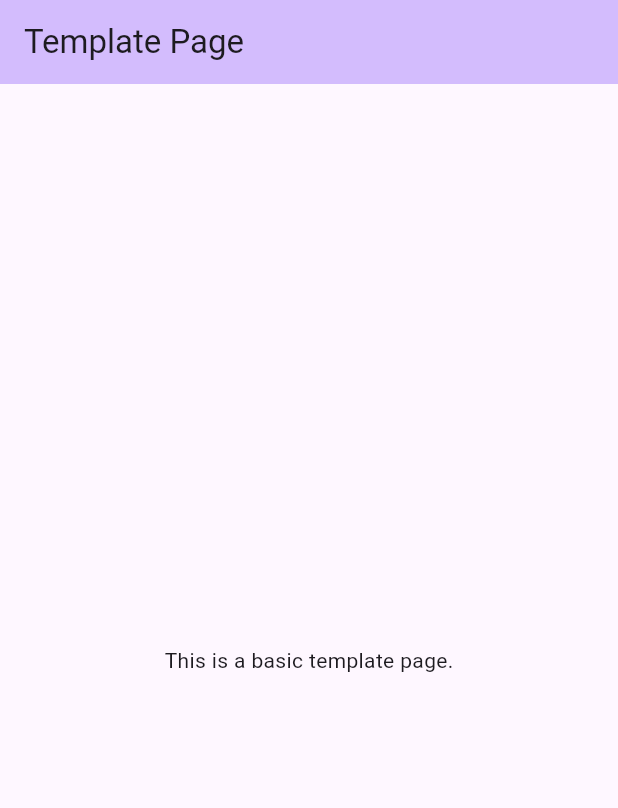
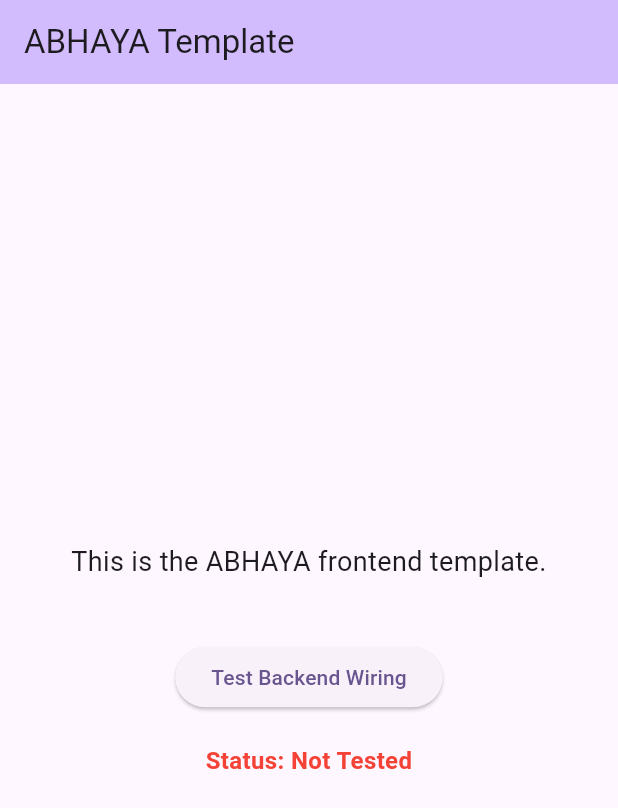
Before and after one commit to abhishekchaurasiakiku-png/ABHAYA, a Flutter app: the screen it shows after launch, on a phone screen of 412 x 824 dp. Shown: the top 808 px of the screen. Run offline on Flutter 3.47's test engine with Material 3 defaults, Android fonts, the phone set to English and light mode, and no system bars.

Commit message:
Add API testing feature to frontend

```diff
--- a/frontend/lib/main.dart
+++ b/frontend/lib/main.dart
@@ -1,4 +1,6 @@
 import 'package:flutter/material.dart';
+import 'package:http/http.dart' as http;
+import 'dart:convert';
 
 void main() {
   runApp(const MyApp());
@@ -10,7 +12,7 @@ class MyApp extends StatelessWidget {
   @override
   Widget build(BuildContext context) {
     return MaterialApp(
-      title: 'Flutter Template',
+      title: 'ABHAYA',
       theme: ThemeData(
         colorScheme: ColorScheme.fromSeed(seedColor: Colors.deepPurple),
         useMaterial3: true,
@@ -20,18 +22,79 @@ class MyApp extends StatelessWidget {
   }
 }
 
-class TemplatePage extends StatelessWidget {
+class TemplatePage extends StatefulWidget {
   const TemplatePage({super.key});
+
+  @override
+  State<TemplatePage> createState() => _TemplatePageState();
+}
+
+class _TemplatePageState extends State<TemplatePage> {
+  String _backendStatus = "Not Tested";
+
+  Future<void> _testBackendWiring() async {
+    setState(() {
+      _backendStatus = "Testing...";
+    });
+
+    try {
+      // 10.0.2.2 is used to access localhost from the Android emulator.
+      // Change to localhost or 127.0.0.1 for web/windows.
+      final response = await http.get(Uri.parse('http://127.0.0.1:3000/api/health'));
+
+      if (response.statusCode == 200) {
+        final data = jsonDecode(response.body);
+        setState(() {
+          _backendStatus = "Success: ${data['message'] ?? 'Connected!'}";
+        });
+      } else {
+        setState(() {
+          _backendStatus = "Error: Status Code ${response.statusCode}";
+        });
+      }
+    } catch (e) {
+      setState(() {
+        _backendStatus = "Connection Failed: Ensure backend is running.\nError: $e";
+      });
+    }
+  }
 
   @override
   Widget build(BuildContext context) {
     return Scaffold(
       appBar: AppBar(
-        title: const Text('Template Page'),
+        title: const Text('ABHAYA Template'),
         backgroundColor: Theme.of(context).colorScheme.inversePrimary,
       ),
-      body: const Center(
-        child: Text('This is a basic template page.'),
+      body: Center(
+        child: Padding(
+          padding: const EdgeInsets.all(16.0),
+          child: Column(
+            mainAxisAlignment: MainAxisAlignment.center,
+            children: [
+              const Text(
+                'This is the ABHAYA frontend template.',
+                textAlign: TextAlign.center,
+                style: TextStyle(fontSize: 18),
+              ),
+              const SizedBox(height: 40),
+              ElevatedButton(
+                onPressed: _testBackendWiring,
+                child: const Text("Test Backend Wiring"),
+              ),
+              const SizedBox(height: 20),
+              Text(
+                "Status: $_backendStatus",
+                textAlign: TextAlign.center,
+                style: TextStyle(
+                  fontSize: 16,
+                  fontWeight: FontWeight.bold,
+                  color: _backendStatus.startsWith("Success") ? Colors.green : (_backendStatus.startsWith("Testing") ? Colors.blue : Colors.red)
+                ),
+              ),
+            ],
+          ),
+        ),
       ),
     );
   }
--- a/frontend/pubspec.yaml
+++ b/frontend/pubspec.yaml
@@ -34,6 +34,7 @@ dependencies:
   # The following adds the Cupertino Icons font to your application.
   # Use with the CupertinoIcons class for iOS style icons.
   cupertino_icons: ^1.0.8
+  http: ^1.6.0
 
 dev_dependencies:
   flutter_test:
```
Also changed, not shown: frontend/pubspec.lock, 1 other file.
